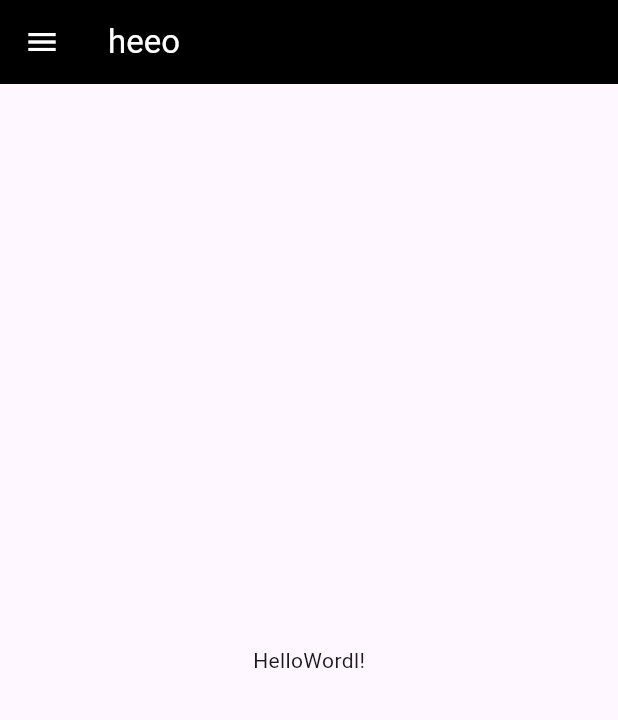
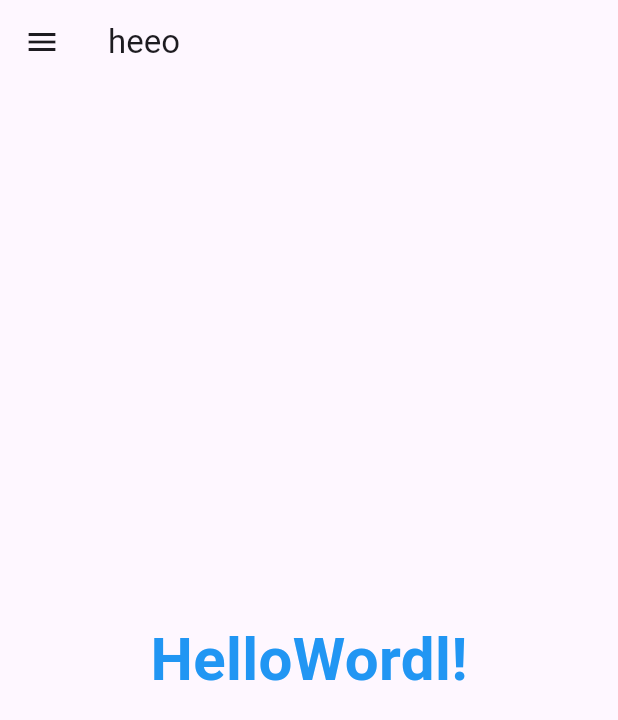
Before and after one commit to godgiftedboy/FlutterIn30days, a Flutter app: the screen it shows after launch, on a phone screen of 412 x 824 dp. Shown: the top 720 px of the screen. Run offline on Flutter 3.47's test engine with Material 3 defaults, Android fonts, the phone set to English and light mode, and no system bars.

```diff
--- a/todo_app/lib/main.dart
+++ b/todo_app/lib/main.dart
@@ -1,5 +1,6 @@
 import 'package:flutter/material.dart';
-import 'package:todo_app/home_page.dart';
+import 'package:todo_app/pages/home_page.dart';
+import 'package:todo_app/pages/login_page.dart';
 
 void main() {
   runApp(const MyApp());
@@ -10,7 +11,17 @@ class MyApp extends StatelessWidget {
 
   @override
   Widget build(BuildContext context) {
-    return const MaterialApp(
-        debugShowCheckedModeBanner: false, home: HomePage());
+    return MaterialApp(
+      debugShowCheckedModeBanner: false,
+      themeMode: ThemeMode.light,
+      theme: ThemeData(brightness: Brightness.light),
+      darkTheme: ThemeData(brightness: Brightness.dark),
+      initialRoute: "/home",
+      routes: {
+        "/": (context) => new LoginPage(),
+        "/home": (context) => HomePage(),
+        "/login": (context) => LoginPage(),
+      },
+    );
   }
 }
--- a/todo_app/lib/home_page.dart
+++ b/todo_app/lib/pages/home_page.dart
@@ -8,11 +8,17 @@ class HomePage extends StatelessWidget {
     return Scaffold(
       appBar: AppBar(
         title: const Text('heeo'),
-        foregroundColor: Colors.white,
-        backgroundColor: Colors.black,
       ),
       body: const Center(
-        child: Text('HelloWordl!'),
+        child: Text(
+          'HelloWordl!',
+          style: TextStyle(
+            fontSize: 20,
+            color: Colors.blue,
+            fontWeight: FontWeight.bold,
+          ),
+          textScaleFactor: 2.0,
+        ),
       ),
       drawer: Drawer(),
     );
--- /dev/null
+++ b/todo_app/lib/pages/login_page.dart
@@ -0,0 +1,14 @@
+import 'package:flutter/material.dart';
+
+class LoginPage extends StatelessWidget {
+  const LoginPage({super.key});
+
+  @override
+  Widget build(BuildContext context) {
+    return Material(
+      child: Center(
+        child: Text("Login Page"),
+      ),
+    );
+  }
+}
```
